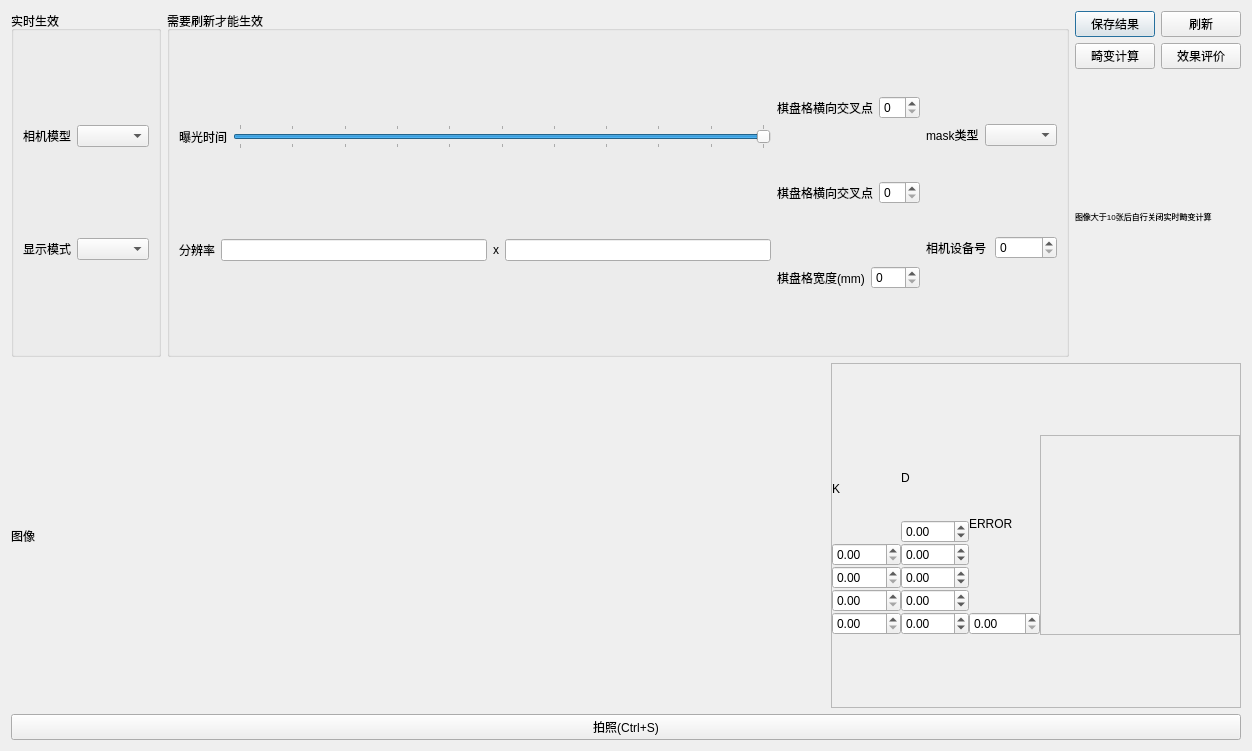
wqhot/ZNTKGUI, file ui/camera.ui: the form before one commit.
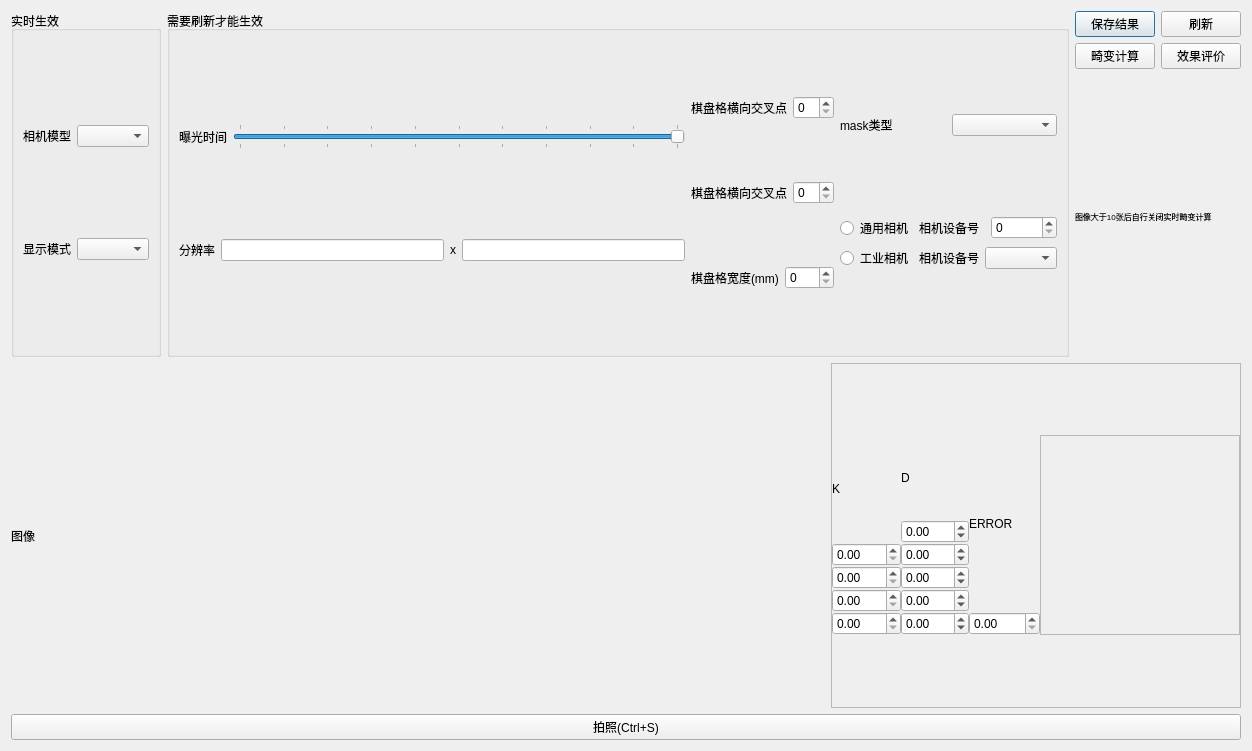
The form after the commit. Icons and pictures are not drawn.

Commit message: feature: 增加工业相机读取

Diff of the .ui file:
```diff
--- a/ui/camera.ui
+++ b/ui/camera.ui
@@ -206,7 +206,16 @@
            </layout>
           </item>
           <item>
+           <layout class="QVBoxLayout" name="verticalLayout_11">
+            <item>
            <layout class="QHBoxLayout" name="horizontalLayout_15">
+              <item>
+               <widget class="QRadioButton" name="radioButtonUSB">
+                <property name="text">
+                 <string>通用相机</string>
+                </property>
+               </widget>
+              </item>
             <item>
              <widget class="QLabel" name="label_7">
               <property name="text">
@@ -220,6 +229,29 @@
                <number>9999</number>
               </property>
              </widget>
+              </item>
+             </layout>
+            </item>
+            <item>
+             <layout class="QHBoxLayout" name="horizontalLayout_18">
+              <item>
+               <widget class="QRadioButton" name="radioButtonHGDL">
+                <property name="text">
+                 <string>工业相机</string>
+                </property>
+               </widget>
+              </item>
+              <item>
+               <widget class="QLabel" name="label_16">
+                <property name="text">
+                 <string>相机设备号</string>
+                </property>
+               </widget>
+              </item>
+              <item>
+               <widget class="QComboBox" name="comboBoxHGDL"/>
+              </item>
+             </layout>
             </item>
            </layout>
           </item>
```
Lines whose indentation alone changed are shown as unchanged. The commit also changes 44 other files.
